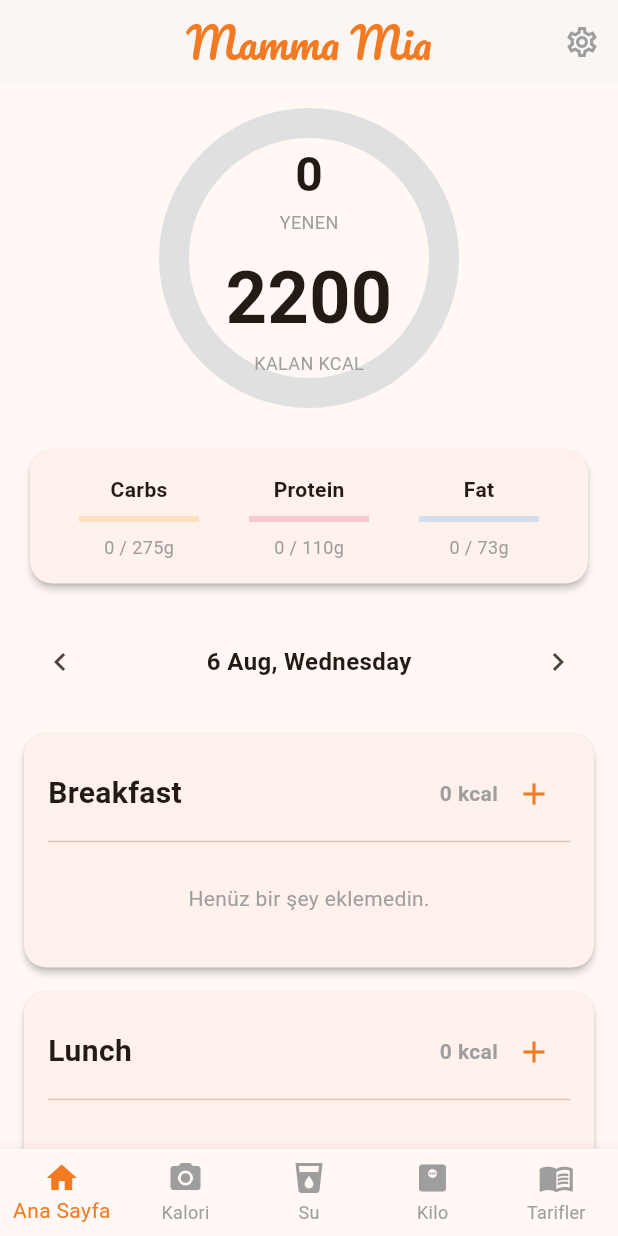
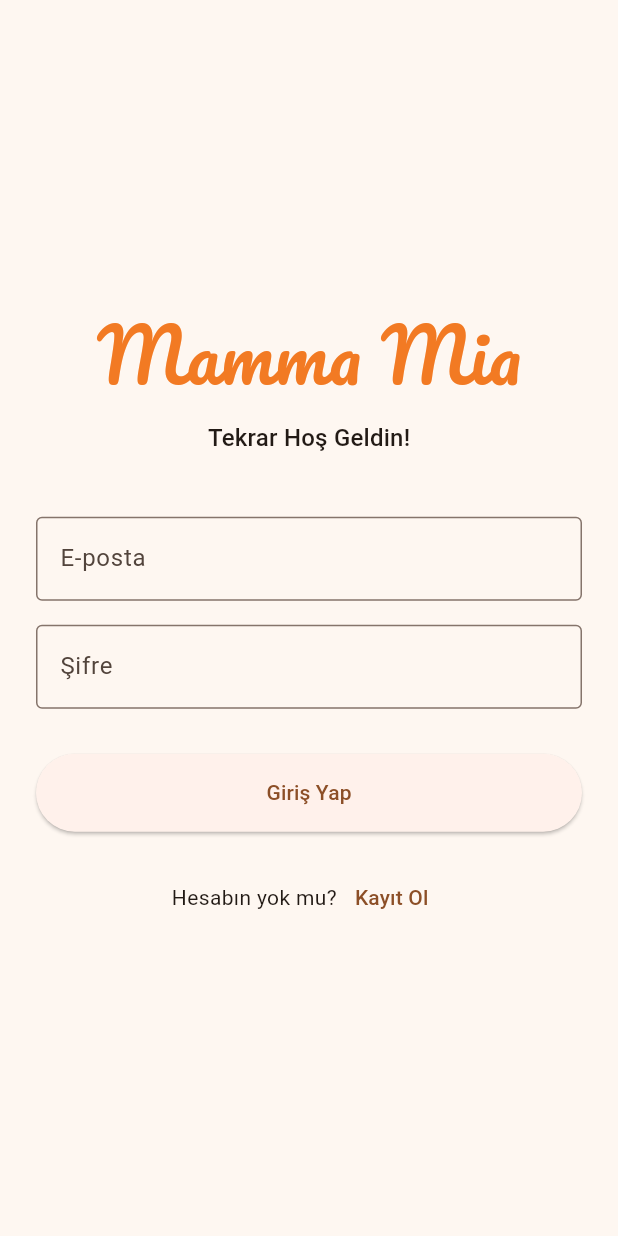
Before and after one commit to dilarayyilmaz/food_calo, a Flutter app: the screen it shows after launch, on a phone screen of 412 x 824 dp. Run offline on Flutter 3.47's test engine with Material 3 defaults, Android fonts, the phone set to English and light mode, and no system bars; drawn by our look-alikes of percent_indicator; our stand-ins replace cloud_firestore, confetti, firebase_auth, firebase_core, fl_chart, google_fonts and 3 more; accounts and stored records are empty.

Commit message:
feat: Integrate Firebase authentication and Firestore for user management
- Added Firebase authentication for user login and registration.
- Implemented Firestore to store user data upon registration.
- Updated the main entry point to initialize Firebase.
- Refactored dashboard and content pages to handle user sessions.
- Modified image and manual entry pages to use updated server IP.
- Enhanced the dashboard to display food items from Firestore.
- Added functionality to delete food items from the meal logs.
- Improved UI for login and registration pages with error handling.
- Updated dependencies in pubspec.yaml for Firebase integration.

```diff
--- /dev/null
+++ b/food/lib/auth_gate.dart
@@ -0,0 +1,41 @@
+import 'package:firebase_auth/firebase_auth.dart';
+import 'package:flutter/material.dart';
+import 'dashboard_page.dart';
+import 'login_page.dart';
+import 'register_page.dart';
+
+class AuthGate extends StatefulWidget {
+  const AuthGate({super.key});
+
+  @override
+  State<AuthGate> createState() => _AuthGateState();
+}
+
+class _AuthGateState extends State<AuthGate> {
+  bool showLoginPage = true;
+
+  void toggleScreens() {
+    setState(() {
+      showLoginPage = !showLoginPage;
+    });
+  }
+
+  @override
+  Widget build(BuildContext context) {
+    return StreamBuilder<User?>(
+      stream: FirebaseAuth.instance.authStateChanges(),
+      builder: (context, snapshot) {
+        if (snapshot.hasData) {
+          return const DashboardPage();
+        }
+        if (showLoginPage) {
+
+          return LoginPage(showRegisterPage: toggleScreens);
+        } else {
+
+          return RegisterPage(showLoginPage: toggleScreens);
+        }
+      },
+    );
+  }
+}
--- a/food/lib/cal_predictor.dart
+++ b/food/lib/cal_predictor.dart
@@ -21,7 +21,7 @@
   int _servings = 1;
 
   final String _serverIp =
-      'http://192.168.1.5:5000/predict';
+      'http://192.168.1.80:5000/predict';
 
   Future<void> _pickImage() async {
     final pickedFile = await picker.pickImage(source: ImageSource.gallery);
--- /dev/null
+++ b/food/lib/login_page.dart
@@ -0,0 +1,110 @@
+import 'package:flutter/material.dart';
+import 'package:firebase_auth/firebase_auth.dart';
+import 'package:google_fonts/google_fonts.dart';
+
+class LoginPage extends StatefulWidget {
+  final VoidCallback
+  showRegisterPage;
+  const LoginPage({super.key, required this.showRegisterPage});
+
+  @override
+  State<LoginPage> createState() => _LoginPageState();
+}
+
+class _LoginPageState extends State<LoginPage> {
+  final _emailController = TextEditingController();
+  final _passwordController = TextEditingController();
+  bool _isLoading = false;
+
+  Future<void> _signIn() async {
+    setState(() => _isLoading = true);
+    try {
+      await FirebaseAuth.instance.signInWithEmailAndPassword(
+        email: _emailController.text.trim(),
+        password: _passwordController.text.trim(),
+      );
+    } on FirebaseAuthException catch (e) {
+      _showError(e.message);
+    }
+    if (mounted) setState(() => _isLoading = false);
+  }
+
+  void _showError(String? message) {
+    if (message == null || !mounted) return;
+    ScaffoldMessenger.of(context).showSnackBar(
+      SnackBar(content: Text(message), backgroundColor: Colors.red),
+    );
+  }
+
+  @override
+  Widget build(BuildContext context) {
+    return Scaffold(
+      backgroundColor: const Color(0xFFFEF7F1),
+      body: Center(
+        child: SingleChildScrollView(
+          padding: const EdgeInsets.all(24.0),
+          child: Column(
+            mainAxisAlignment: MainAxisAlignment.center,
+            children: [
+              Text(
+                "Mamma Mia",
+                style: GoogleFonts.pacifico(
+                  fontSize: 48,
+                  color: const Color(0xFFF27A23),
+                ),
+              ),
+              const SizedBox(height: 10),
+              Text(
+                "Tekrar Hoş Geldin!",
+                style: Theme.of(context).textTheme.titleMedium,
+              ),
+              const SizedBox(height: 40),
+              TextField(
+                controller: _emailController,
+                keyboardType: TextInputType.emailAddress,
+                decoration: const InputDecoration(
+                  labelText: 'E-posta',
+                  border: OutlineInputBorder(),
+                ),
+              ),
+              const SizedBox(height: 16),
+              TextField(
+                controller: _passwordController,
+                obscureText: true,
+                decoration: const InputDecoration(
+                  labelText: 'Şifre',
+                  border: OutlineInputBorder(),
+                ),
+              ),
+              const SizedBox(height: 30),
+              if (_isLoading)
+                const CircularProgressIndicator()
+              else
+                SizedBox(
+                  width: double.infinity,
+                  child: ElevatedButton(
+                    onPressed: _signIn,
+                    child: const Text('Giriş Yap'),
+                    style: ElevatedButton.styleFrom(
+                      padding: const EdgeInsets.symmetric(vertical: 16),
+                    ),
+                  ),
+                ),
+              const SizedBox(height: 20),
+              Row(
+                mainAxisAlignment: MainAxisAlignment.center,
+                children: [
+                  const Text("Hesabın yok mu?"),
+                  TextButton(
+                    onPressed: widget.showRegisterPage,
+                    child: const Text('Kayıt Ol'),
+                  ),
+                ],
+              ),
+            ],
+          ),
+        ),
+      ),
+    );
+  }
+}
--- a/food/lib/manual_entry_page.dart
+++ b/food/lib/manual_entry_page.dart
@@ -19,8 +19,7 @@
   final _fatController = TextEditingController();
 
   bool _isLoading = false;
-  // Kendi IP adresini buraya yazmalısın
-  final String _serverIp = 'http://192.168.1.5:5000/get_macros';
+  final String _serverIp = 'http://192.168.1.80:5000/get_macros';
 
   @override
   void dispose() {
--- a/food/lib/recipe_page.dart
+++ b/food/lib/recipe_page.dart
@@ -2,7 +2,6 @@
 import 'package:http/http.dart' as http;
 import 'dart:convert';
 
-// Mesajları tutmak için basit bir model
 class ChatMessage {
   final String text;
   final bool isUser;
@@ -22,7 +21,7 @@
   bool _isLoading = false;
 
   // Kendi IP adresini buraya yazmalısın
-  final String _serverIp = 'http://192.168.1.5:5000/recipe_chat';
+  final String _serverIp = 'http://192.168.1.80:5000/recipe_chat';
 
   @override
   void initState() {
--- a/food/lib/splash_screen.dart
+++ b/food/lib/splash_screen.dart
@@ -2,6 +2,7 @@
 import 'package:flutter/material.dart';
 import 'package:google_fonts/google_fonts.dart';
 import 'dashboard_page.dart';
+import 'auth_gate.dart';
 
 class SplashScreen extends StatefulWidget {
   const SplashScreen({super.key});
@@ -20,7 +21,8 @@
   void _navigateToDashboard() {
     Navigator.of(context).pushReplacement(
       MaterialPageRoute(
-        builder: (BuildContext context) => const DashboardPage(),
+        builder: (BuildContext context) =>
+            const AuthGate(),
       ),
     );
   }
--- a/food/lib/water_tracker_page.dart
+++ b/food/lib/water_tracker_page.dart
@@ -3,7 +3,6 @@
 import 'package:intl/intl.dart';
 import 'package:percent_indicator/circular_percent_indicator.dart';
 
-// Veri Modeli
 class WaterLog {
   final int amount;
   final DateTime time;
--- a/food/lib/weight_tracker_page.dart
+++ b/food/lib/weight_tracker_page.dart
@@ -3,7 +3,7 @@
 import 'package:fl_chart/fl_chart.dart';
 import 'package:intl/intl.dart';
 import 'dart:math';
-import 'package:confetti/confetti.dart'; // Konfeti paketi
+import 'package:confetti/confetti.dart';
 
 class WeightEntry {
   final double weight;
@@ -114,7 +114,7 @@
                   });
                   Navigator.pop(
                     context,
-                  ); // Diyalogu kapattıktan sonra kontrol et
+                  );
                   _checkIfGoalReached();
                 } else {
                   Navigator.pop(context);
--- a/food/pubspec.yaml
+++ b/food/pubspec.yaml
@@ -43,6 +43,10 @@
   confetti: ^0.8.0
   simple_animations: ^5.2.0
   shared_preferences: ^2.5.3
+  firebase_core: ^4.0.0
+  firebase_auth: ^6.0.0
+  cloud_firestore: ^6.0.0
+  rxdart: ^0.27.0
 
 
 dev_dependencies:
```
Also changed, not shown: food/lib/dashboard_page.dart (+254 -147 lines), food/lib/main.dart (+6 -1 lines), food/lib/register_page.dart (added, +140 -0 lines), food/firebase.json (added), food/lib/firebase_options.dart (added), food/pubspec.lock, 6 other files.
